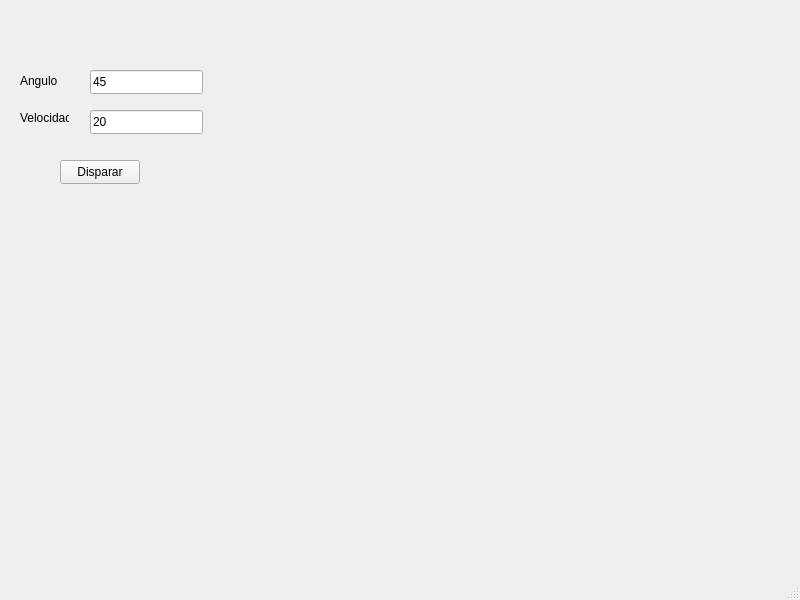
Above: Practica_5/mainwindow.ui from ladyszuleta-hub/Practica_5 before the change. Below: the same form after it.
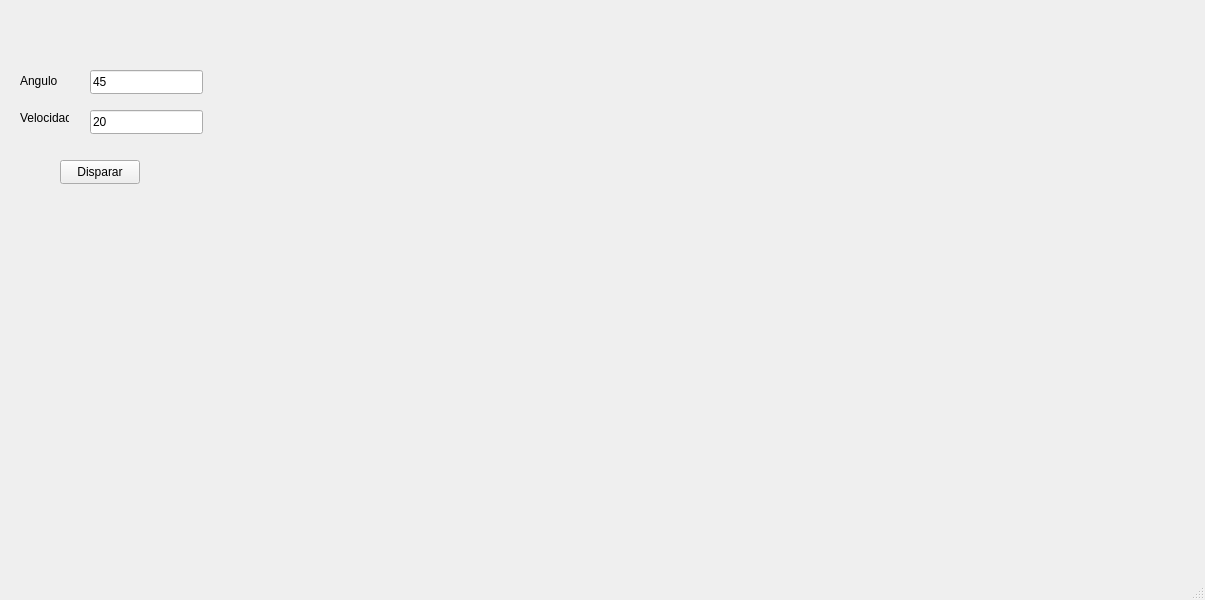
That is the form after the change.

```diff
--- a/Practica_5/mainwindow.ui
+++ b/Practica_5/mainwindow.ui
@@ -6,7 +6,7 @@
    <rect>
     <x>0</x>
     <y>0</y>
-    <width>800</width>
+    <width>1205</width>
     <height>600</height>
    </rect>
   </property>
```
Left out of the diff: 4 changed lines with no effect on the pictures.
